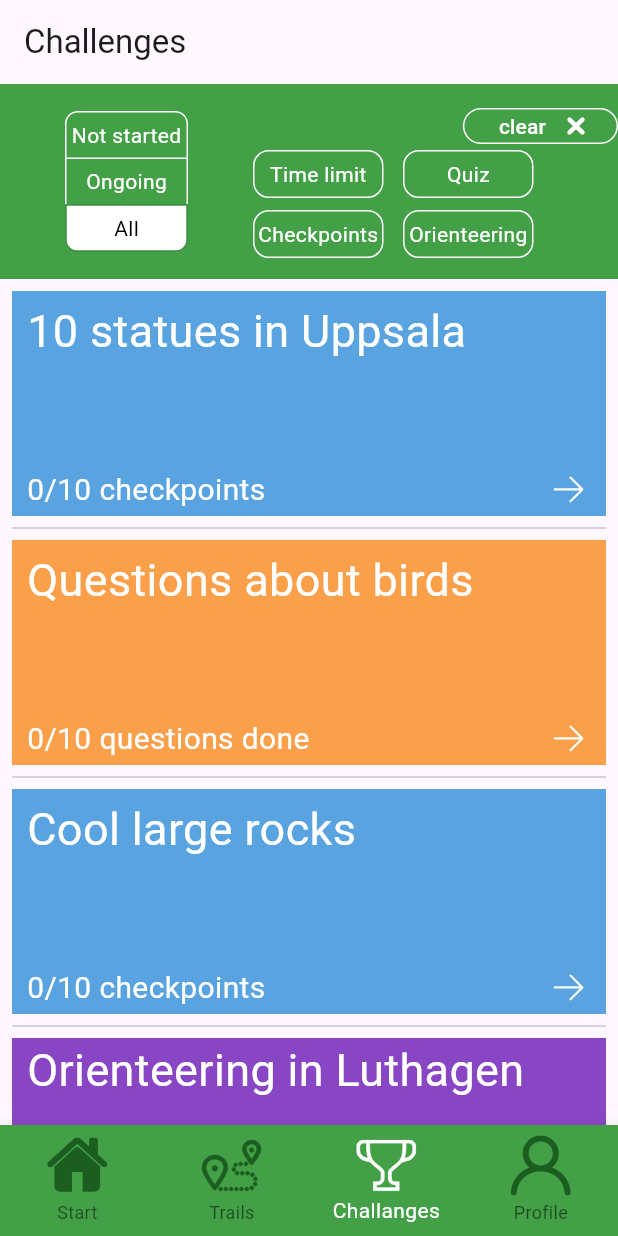
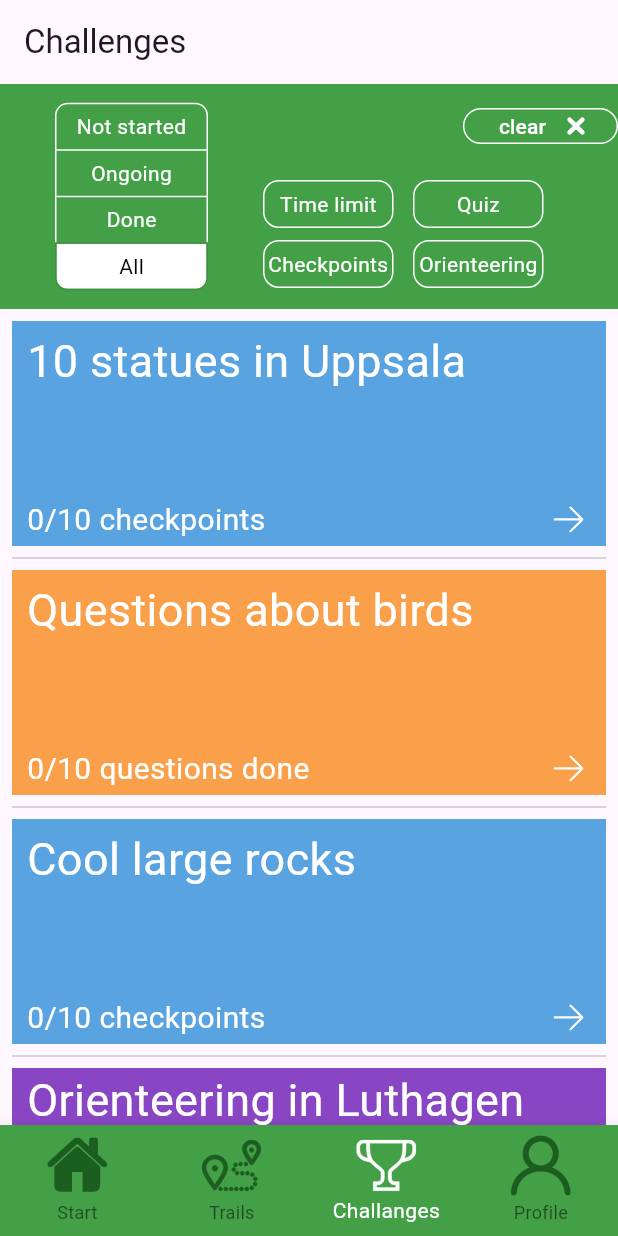
Before and after one commit to Miro-Ali-Akbar/DSP-Fikon, a Flutter app: the screen it shows after launch, item 3 of the bottom bar chosen, on a phone screen of 412 x 824 dp. Run offline on Flutter 3.47's test engine with Material 3 defaults, Android fonts, the phone set to English and light mode, and no system bars; our stand-ins replace flutter_svg, geolocator, google_maps_flutter, permission_handler; missing offline and left inert: dart:ffi, flutter_config, flutter_polyline_points; network calls fail; Roboto replaces fonts that are missing (InterRegular).

Commit message:
added 'done' as a state

```diff
--- a/client/lib/pages/challenge_page.dart
+++ b/client/lib/pages/challenge_page.dart
@@ -12,10 +12,11 @@ import 'package:trailquest/widgets/challenge_cards.dart';
 const List<Widget> statusChallenge = <Widget>[
   Text('Not started'),
   Text('Ongoing'),
+  Text('Done'),
   Text('All')
 ];
 
-final List<bool> _selectedStatus = <bool>[false, false, true];
+final List<bool> _selectedStatus = <bool>[false, false, false, true];
 
 
 //Filters for the type of challenge
@@ -49,7 +50,7 @@ class _ChallengeState extends State<ChallengePage> {
         ),
         body: Scaffold(
           appBar: PreferredSize(
-            preferredSize: Size.fromHeight(130),
+            preferredSize: Size.fromHeight(150),
             child: AppBar(
               backgroundColor: Colors.green.shade600,
               actions: [
@@ -100,7 +101,7 @@ class _ChallengeState extends State<ChallengePage> {
                       color: Colors.white,
                       constraints: const BoxConstraints(
                         minHeight: 30.0,
-                        minWidth: 80.0
+                        minWidth: 100.0
                       ),
                       isSelected: _selectedStatus,
                       children: statusChallenge,
```
